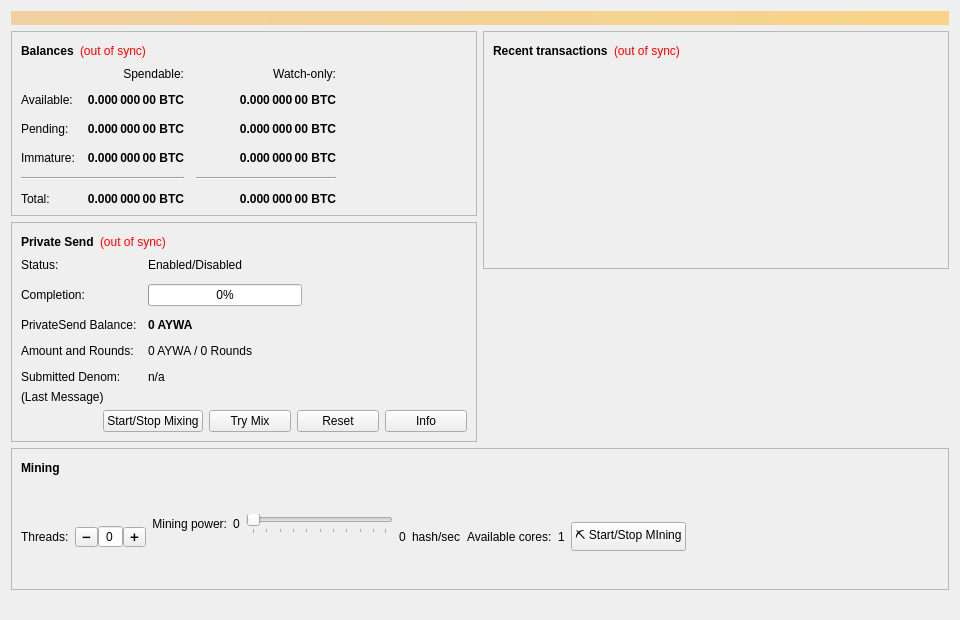
Above: src/qt/forms/overviewpage.ui from GetAywa/AywaCore before the change. Below: the same form after it.
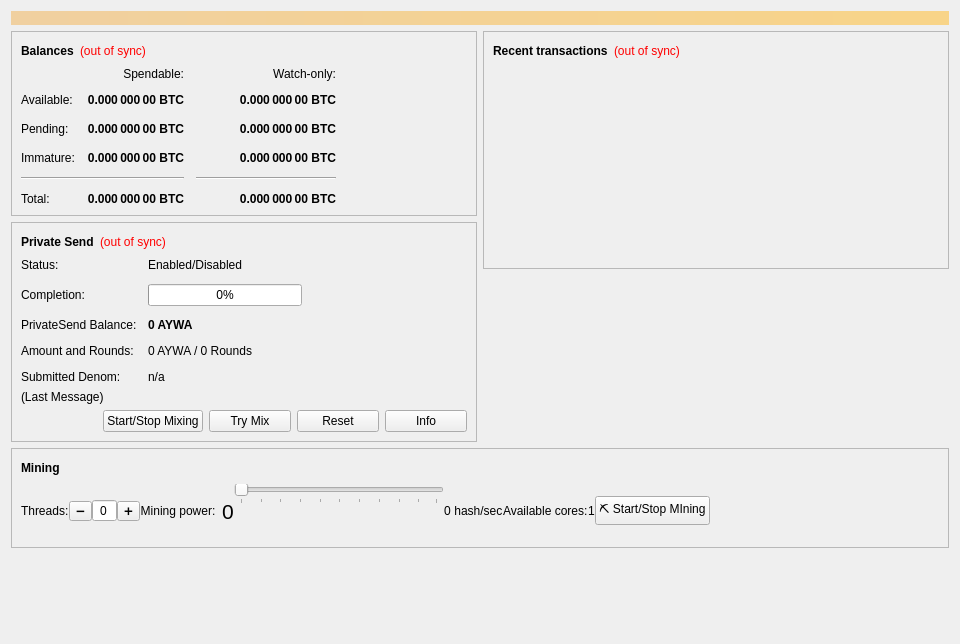
That is the form after the change. Icons and pictures are not drawn.

Commit message: Added checkpoints 	modified:   depends/hosts/linux.mk 	modified:   depends/hosts/mingw32.mk 	modified:   depends/packages/native_biplist.mk 	modified:   depends/packages/native_ccache.mk 	modified:   depends/packages/native_ds_store.mk 	modified:   depends/packages/native_mac_alias.mk 	modified:   src/chainparams.cpp 	modified:   src/qt/forms/masternodelist.ui 	modified:   src/qt/forms/overviewpage.ui 	modified:   src/qt/overviewpage.cpp

What changed in the file:
```diff
--- a/src/qt/forms/overviewpage.ui
+++ b/src/qt/forms/overviewpage.ui
@@ -7,7 +7,7 @@
     <x>0</x>
     <y>0</y>
     <width>960</width>
-    <height>620</height>
+    <height>644</height>
    </rect>
   </property>
   <property name="minimumSize">
@@ -797,13 +797,16 @@
       </item>
       <item>
        <layout class="QVBoxLayout" name="verticalLayout_5">
+        <property name="spacing">
+         <number>0</number>
+        </property>
         <property name="topMargin">
          <number>0</number>
         </property>
         <item>
          <layout class="QHBoxLayout" name="horizontalLayout_6">
           <property name="topMargin">
-           <number>10</number>
+           <number>0</number>
           </property>
           <item>
            <widget class="QLabel" name="labelThreads">
@@ -862,6 +865,31 @@
             </item>
            </layout>
           </item>
+          <item>
+           <widget class="QLabel" name="label_6">
+            <property name="text">
+             <string>Mining power:  </string>
+            </property>
+            <property name="alignment">
+             <set>Qt::AlignRight|Qt::AlignTrailing|Qt::AlignVCenter</set>
+            </property>
+            <property name="wordWrap">
+             <bool>false</bool>
+            </property>
+           </widget>
+          </item>
+          <item>
+           <widget class="QLabel" name="labelMIningPower">
+            <property name="font">
+             <font>
+              <pointsize>16</pointsize>
+             </font>
+            </property>
+            <property name="text">
+             <string>0</string>
+            </property>
+           </widget>
+          </item>
           <item>
            <layout class="QVBoxLayout" name="verticalLayout_7">
             <property name="spacing">
@@ -874,31 +902,6 @@
              <number>0</number>
             </property>
             <item>
-             <layout class="QHBoxLayout" name="horizontalLayout_8">
-              <property name="topMargin">
-               <number>20</number>
-              </property>
-              <item>
-               <widget class="QLabel" name="label_6">
-                <property name="text">
-                 <string>Mining power:</string>
-                </property>
-                <property name="alignment">
-                 <set>Qt::AlignRight|Qt::AlignTrailing|Qt::AlignVCenter</set>
-                </property>
-                <property name="wordWrap">
-                 <bool>false</bool>
-                </property>
-               </widget>
-              </item>
-              <item>
-               <widget class="QLabel" name="labelMIningPower">
-                <property name="text">
-                 <string>0</string>
-                </property>
-               </widget>
-              </item>
-              <item>
                <widget class="QSlider" name="horizontalSlider">
                 <property name="orientation">
                  <enum>Qt::Horizontal</enum>
@@ -908,29 +911,6 @@
                 </property>
                </widget>
               </item>
-             </layout>
-            </item>
-            <item>
-             <layout class="QHBoxLayout" name="horizontalLayout_9">
-              <property name="topMargin">
-               <number>20</number>
-              </property>
-              <item>
-               <spacer name="horizontalSpacer_7">
-                <property name="orientation">
-                 <enum>Qt::Horizontal</enum>
-                </property>
-                <property name="sizeType">
-                 <enum>QSizePolicy::Fixed</enum>
-                </property>
-                <property name="sizeHint" stdset="0">
-                 <size>
-                  <width>120</width>
-                  <height>20</height>
-                 </size>
-                </property>
-               </spacer>
-              </item>
               <item>
                <widget class="QLabel" name="label_2">
                 <property name="pixmap">
@@ -940,8 +920,6 @@
                  <bool>true</bool>
                 </property>
                </widget>
-              </item>
-             </layout>
             </item>
            </layout>
           </item>
@@ -955,7 +933,7 @@
           <item>
            <widget class="QLabel" name="labelHashrate">
             <property name="text">
-             <string>hash/sec</string>
+             <string> hash/sec</string>
             </property>
            </widget>
           </item>
@@ -994,6 +972,24 @@
            </spacer>
           </item>
           <item>
+           <layout class="QVBoxLayout" name="verticalLayout_8">
+            <property name="rightMargin">
+             <number>0</number>
+            </property>
+            <item>
+             <spacer name="verticalSpacer_3">
+              <property name="orientation">
+               <enum>Qt::Vertical</enum>
+              </property>
+              <property name="sizeHint" stdset="0">
+               <size>
+                <width>20</width>
+                <height>40</height>
+               </size>
+              </property>
+             </spacer>
+            </item>
+            <item>
            <widget class="QLabel" name="label_7">
             <property name="maximumSize">
              <size>
@@ -1011,6 +1007,8 @@
              <bool>true</bool>
             </property>
            </widget>
+            </item>
+           </layout>
           </item>
          </layout>
         </item>
```
Left out of the diff: 8 changed lines with no effect on the pictures. Lines whose indentation alone changed are shown as unchanged. The commit also changes 9 other files.
